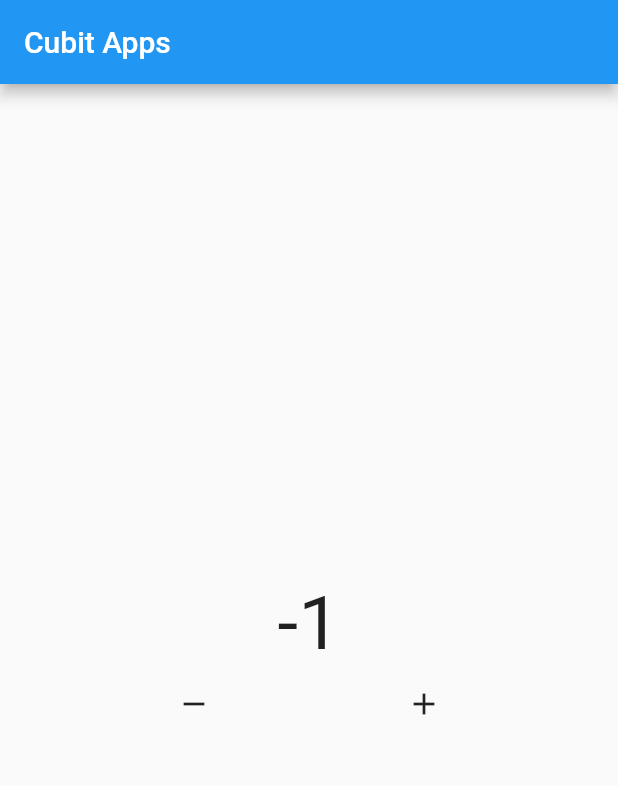
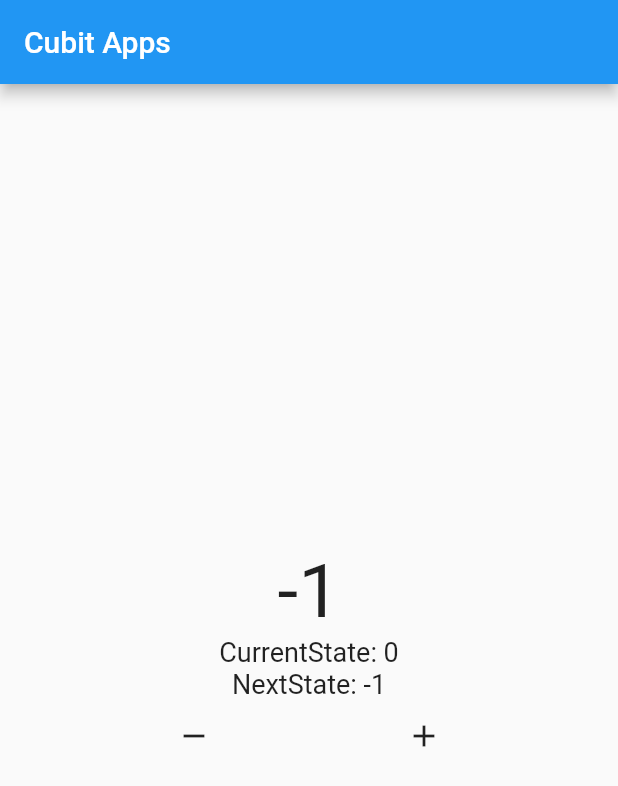
Before and after one commit to iqbalrasetiooo/latihan-bloc, a Flutter app: the HomePage screen opened directly, after a tap on the "remove" icon, on a phone screen of 412 x 824 dp. Shown: the top 786 px of the screen. Run offline on Flutter 3.47's test engine with Material 2 defaults, Android fonts, the phone set to English and light mode, and no system bars; our stand-ins replace bloc, flutter_bloc.

Commit message:
add update cubit observer = onChange and onError

```diff
--- a/lib/cubit.dart
+++ b/lib/cubit.dart
@@ -22,6 +22,8 @@ class CounterCubit extends Cubit<int> {
   CounterCubit({this.initial = 0}) : super(initial);
 
   int initial;
+  int? current;
+  int? next;
 
   void tambahData() {
     emit(state + 1);
@@ -29,6 +31,22 @@ class CounterCubit extends Cubit<int> {
 
   void kurangData() {
     emit(state - 1);
+  }
+
+  // Cubit Observer untuk memantau perubahan state
+  @override
+  void onChange(Change<int> change) {
+    super.onChange(change);
+    print(change);
+    current = change.currentState;
+    next = change.nextState;
+  }
+
+  // Cubit Observer untuk memantau error yang di dapat
+  @override
+  void onError(Object error, StackTrace stackTrace) {
+    super.onError(error, stackTrace);
+    print(error);
   }
 }
 
@@ -49,11 +67,27 @@ class HomePage extends StatelessWidget {
             initialData: myCounter.initial,
             stream: myCounter.stream,
             builder: (context, snapshot) {
-              return Center(
-                child: Text(
-                  '${snapshot.data}',
-                  style: const TextStyle(fontSize: 50),
-                ),
+              return Column(
+                children: [
+                  Center(
+                    child: Text(
+                      '${snapshot.data}',
+                      style: const TextStyle(fontSize: 50),
+                    ),
+                  ),
+                  Center(
+                    child: Text(
+                      'CurrentState: ${myCounter.current}',
+                      style: const TextStyle(fontSize: 18),
+                    ),
+                  ),
+                  Center(
+                    child: Text(
+                      'NextState: ${myCounter.next}',
+                      style: const TextStyle(fontSize: 18),
+                    ),
+                  ),
+                ],
               );
             },
           ),
```
